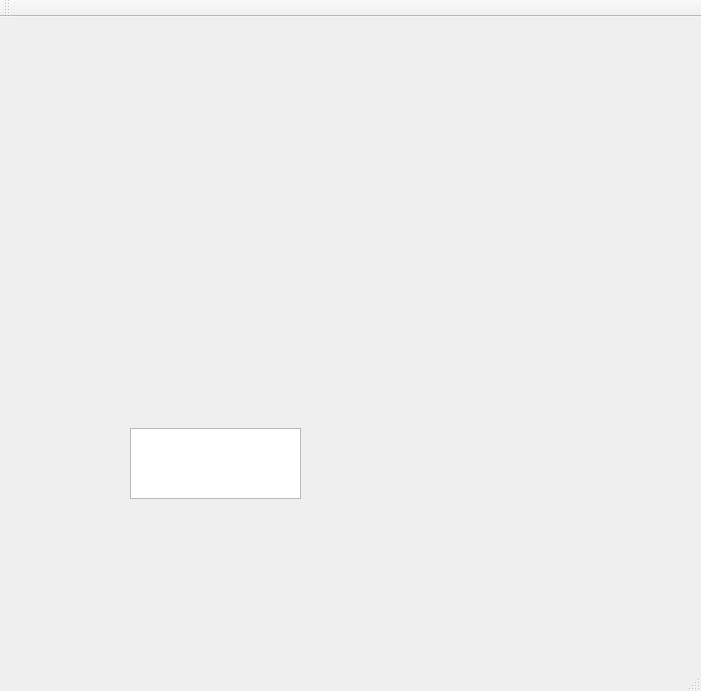
saurtm12/Tetris, file student/13/tetris/mainwindow.ui: the form before one commit.
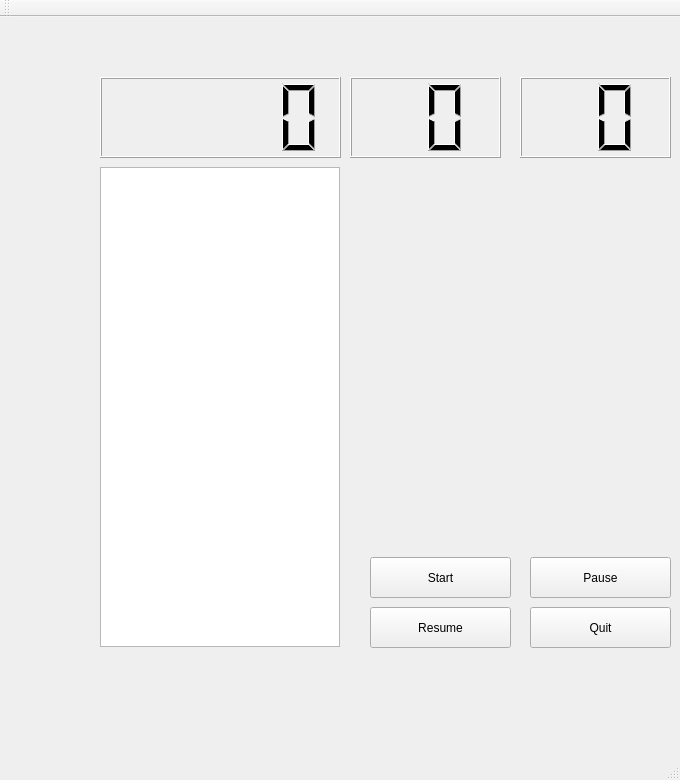
The form after the commit.

What changed in the file:
```diff
--- a/student/13/tetris/mainwindow.ui
+++ b/student/13/tetris/mainwindow.ui
@@ -6,8 +6,8 @@
    <rect>
     <x>0</x>
     <y>0</y>
-    <width>701</width>
-    <height>691</height>
+    <width>680</width>
+    <height>780</height>
    </rect>
   </property>
   <property name="windowTitle">
@@ -17,10 +17,98 @@
    <widget class="QGraphicsView" name="graphicsView">
     <property name="geometry">
      <rect>
-      <x>130</x>
-      <y>411</y>
-      <width>171</width>
-      <height>71</height>
+      <x>100</x>
+      <y>150</y>
+      <width>240</width>
+      <height>480</height>
+     </rect>
+    </property>
+   </widget>
+   <widget class="QPushButton" name="startPushButton">
+    <property name="geometry">
+     <rect>
+      <x>370</x>
+      <y>540</y>
+      <width>141</width>
+      <height>41</height>
+     </rect>
+    </property>
+    <property name="text">
+     <string>Start</string>
+    </property>
+   </widget>
+   <widget class="QLCDNumber" name="minLcdNumber">
+    <property name="geometry">
+     <rect>
+      <x>350</x>
+      <y>60</y>
+      <width>151</width>
+      <height>81</height>
+     </rect>
+    </property>
+    <property name="digitCount">
+     <number>2</number>
+    </property>
+   </widget>
+   <widget class="QLCDNumber" name="secLcdNumber">
+    <property name="geometry">
+     <rect>
+      <x>520</x>
+      <y>60</y>
+      <width>151</width>
+      <height>81</height>
+     </rect>
+    </property>
+    <property name="digitCount">
+     <number>2</number>
+    </property>
+   </widget>
+   <widget class="QPushButton" name="quitPushButton">
+    <property name="geometry">
+     <rect>
+      <x>530</x>
+      <y>590</y>
+      <width>141</width>
+      <height>41</height>
+     </rect>
+    </property>
+    <property name="text">
+     <string>Quit</string>
+    </property>
+   </widget>
+   <widget class="QPushButton" name="resumePushButton">
+    <property name="geometry">
+     <rect>
+      <x>370</x>
+      <y>590</y>
+      <width>141</width>
+      <height>41</height>
+     </rect>
+    </property>
+    <property name="text">
+     <string>Resume</string>
+    </property>
+   </widget>
+   <widget class="QPushButton" name="pausePushButton">
+    <property name="geometry">
+     <rect>
+      <x>530</x>
+      <y>540</y>
+      <width>141</width>
+      <height>41</height>
+     </rect>
+    </property>
+    <property name="text">
+     <string>Pause</string>
+    </property>
+   </widget>
+   <widget class="QLCDNumber" name="scoreLcdNumber">
+    <property name="geometry">
+     <rect>
+      <x>100</x>
+      <y>60</y>
+      <width>241</width>
+      <height>81</height>
      </rect>
     </property>
    </widget>
```
Left out of the diff: 4 changed lines with no effect on the pictures.
